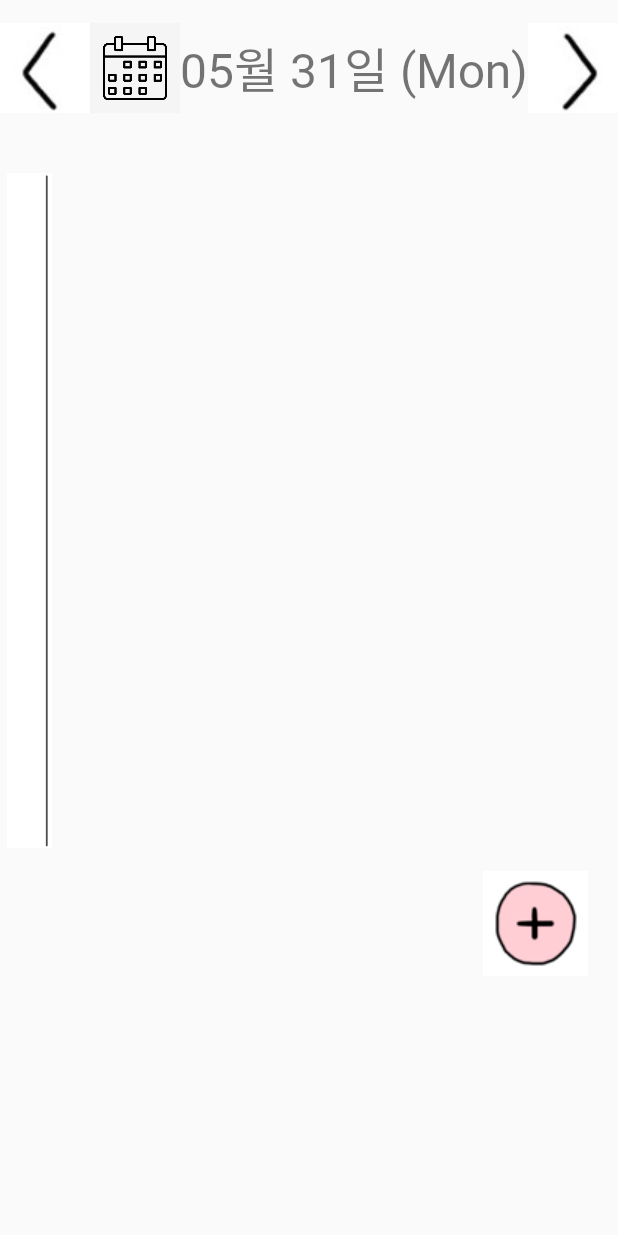
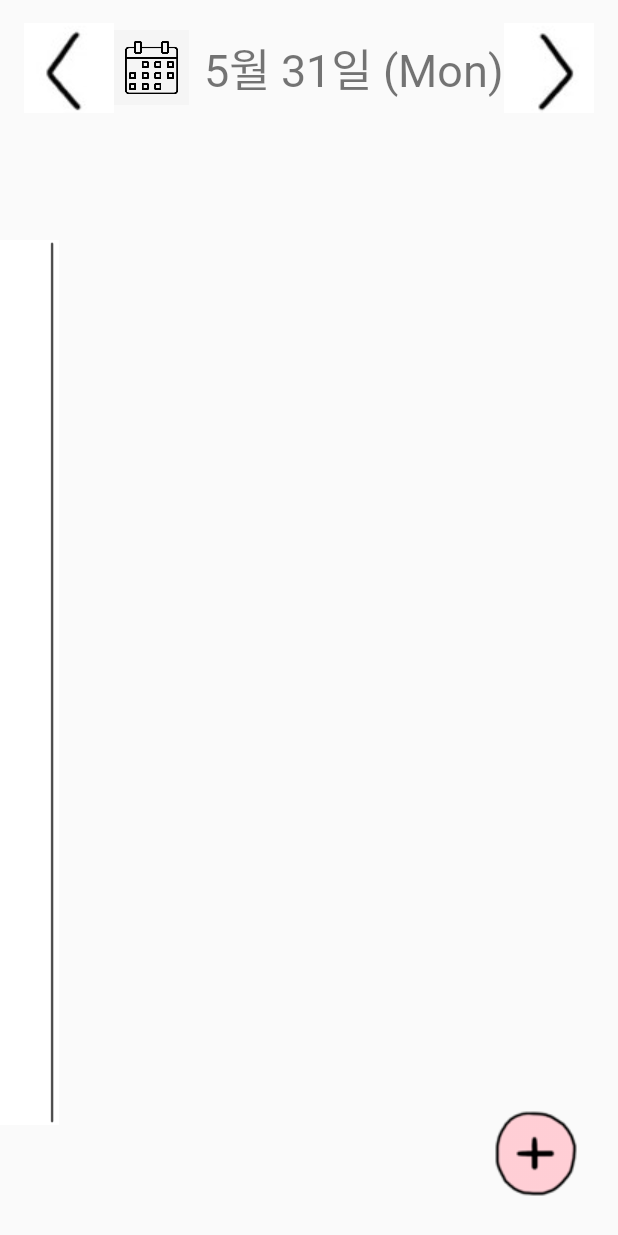
Before and after one commit to knot-knot/knotknot, an Android app: the DiaryActivity screen opened directly, with no data from a screen before it, on a phone screen of 412 x 824 dp. Run offline under Robolectric (Android 15) with nearby library versions, the phone set to English and light mode, and no system bars.

Commit message:
캘린더 버튼, 날짜 전후 버튼 기능 구현

```diff
--- a/app/src/main/java/com/cau/knotknot/DiaryActivity.java
+++ b/app/src/main/java/com/cau/knotknot/DiaryActivity.java
@@ -9,11 +9,14 @@ import android.os.Bundle;
 import android.util.Log;
 import android.view.View;
 import android.widget.AdapterView;
+import android.widget.Button;
 import android.widget.ImageButton;
 import android.widget.ListView;
 import android.widget.TextView;
 
-import java.text.SimpleDateFormat;
+import java.time.LocalDate;
+import java.time.ZoneId;
+import java.time.format.DateTimeFormatter;
 import java.util.Date;
 import java.util.List;
 
@@ -26,43 +29,68 @@ public class DiaryActivity extends AppCompatActivity implements View.OnClickList
     private RetrofitClient retrofitClient;
     private RetrofitInterface retrofitInterface;
 
+    ImageButton yesterday_btn, tomorrow_btn, calendar_btn;
+    LocalDate selectedDate;
     TextView date;
     long mNow;
     Date mDate;
-    SimpleDateFormat mFormat = new SimpleDateFormat("MM월 dd일 (E)");
-    SimpleDateFormat mFormat_server = new SimpleDateFormat("YYYY-MM-dd");
+    DateTimeFormatter mFormat_screen = DateTimeFormatter.ofPattern("M월 d일 (E)");
+    DateTimeFormatter  mFormat_server = DateTimeFormatter.ofPattern("YYYY-MM-dd");
     ImageButton add;
     ListView listView;
     DiaryAdapter  adapter;
 
-    private String getTime(){
-        mNow = System.currentTimeMillis();
-        mDate = new Date(mNow);
-        return mFormat.format(mDate);
+    private void changeDate() {
+        date.setText(selectedDate.format(mFormat_screen));
+        getDiary(selectedDate.format(mFormat_server));
     }
-
     @Override
     protected void onCreate(Bundle savedInstanceState) {
         super.onCreate(savedInstanceState);
         setContentView(R.layout.activity_diary);
 
-
+        yesterday_btn = (ImageButton)findViewById(R.id.yesterday_btn);
+        tomorrow_btn = (ImageButton)findViewById(R.id.tomorrow_btn);
+        calendar_btn = (ImageButton)findViewById(R.id.calendar_btn);
         add = (ImageButton)findViewById(R.id.diary_add);
         date = (TextView)findViewById(R.id.date);
-        date.setText(getTime());//수정할것!-->캘린더 선택한 날짜로 바꿔야함
         listView = (ListView)findViewById(R.id.diary_list);
 
-        mNow = System.currentTimeMillis();
-        mDate = new Date(mNow);
+        Intent intent = getIntent();
+        selectedDate = (LocalDate) intent.getSerializableExtra("selectedDate");
+        if (selectedDate == null) {
+            selectedDate = LocalDate.now(ZoneId.of("Asia/Seoul"));
+        }
+        changeDate();
 
-        getDiary(mFormat_server.format(mDate));
+        yesterday_btn.setOnClickListener(new View.OnClickListener() {
+            @Override
+            public void onClick(View view) {
+                selectedDate = selectedDate.minusDays(1);
+                changeDate();
+            }
+        });
+        tomorrow_btn.setOnClickListener(new View.OnClickListener() {
+            @Override
+            public void onClick(View view) {
+                selectedDate = selectedDate.plusDays(1);
+                changeDate();
+            }
+        });
+
+        calendar_btn.setOnClickListener(new View.OnClickListener() {
+            @Override
+            public void onClick(View view) {
+                Intent intent = new Intent(getApplicationContext(),CalendarActivity.class);
+                startActivity(intent);
+            }
+        });
 
         add.setOnClickListener(new View.OnClickListener() {
             @Override
             public void onClick(View view) {
                     Intent intent = new Intent(getApplicationContext(),EmoActivity.class);
                     startActivity(intent);
-
             }
         });
     }
--- a/app/src/main/res/layout/activity_diary.xml
+++ b/app/src/main/res/layout/activity_diary.xml
@@ -12,7 +12,7 @@
         android:orientation="horizontal"
         android:gravity="center"
         android:layout_marginTop="15dp"
-        android:layout_marginBottom="40dp">
+        android:layout_marginBottom="20dp">
 
         <ImageButton
             android:layout_width="60dp"
@@ -20,47 +20,55 @@
             android:layout_gravity="left"
             android:src="@drawable/back5"
             android:background="#ffffff"
+            android:id="@+id/yesterday_btn"
             />
         <ImageButton
-            android:layout_width="60dp"
-            android:layout_height="60dp"
+            android:layout_width="50dp"
+            android:layout_height="50dp"
+            android:layout_marginRight="10dp"
             android:src="@drawable/calender"
             android:background="@android:color/white"
-            android:scaleType="centerCrop"/>
+            android:scaleType="centerCrop"
+            android:id="@+id/calendar_btn"/>
 
         <TextView
             android:layout_width="wrap_content"
             android:layout_height="wrap_content"
             android:layout_gravity="center"
-            android:text="date"
+            android:text="MM월 DD일 (Day)"
             android:fontFamily="@font/nixgonm"
             android:id="@+id/date"
-            android:textSize="32dp"/>
+            android:textSize="30dp"/>
         <ImageButton
             android:layout_width="60dp"
             android:layout_height="60dp"
             android:background="#ffffff"
             android:src="@drawable/next5"
             android:layout_gravity="right"
+            android:id="@+id/tomorrow_btn"
             />
     </LinearLayout>
 
+    <FrameLayout
+        android:layout_width="match_parent"
+        android:layout_height="match_parent">
         <LinearLayout
             android:layout_width="match_parent"
-        android:layout_height="wrap_content"
+            android:layout_height="match_parent"
             android:orientation="horizontal"
             android:gravity="center"
             android:layout_marginBottom="10dp">
 
             <ImageView
                 android:layout_width="39dp"
-            android:layout_height="450dp"
+                android:layout_height="match_parent"
                 android:layout_gravity="left"
                 android:src="@drawable/diary_bar2" />
 
             <ListView
                 android:layout_width="match_parent"
-            android:layout_height="450dp"
+                android:layout_height="match_parent"
+                android:divider="#00000000"
                 android:id="@+id/diary_list"
                 android:layout_marginRight="10dp"
                 android:layout_gravity="top"/>
@@ -70,11 +78,13 @@
         <ImageButton
             android:layout_width="70dp"
             android:layout_height="70dp"
-        android:background="#ffffff"
+            android:background="@null"
             android:src="@drawable/add"
             android:layout_marginTop="5dp"
             android:layout_marginRight="20dp"
-        android:layout_gravity="right"
+            android:layout_marginBottom="20dp"
+            android:layout_gravity="right|bottom"
             android:id="@+id/diary_add"/>
+    </FrameLayout>
 
 </LinearLayout>
```
Also changed, not shown: app/src/main/java/com/cau/knotknot/CalendarActivity.java (+5 -2 lines), app/src/main/res/layout/listview_layout.xml (+10 -4 lines). Lines whose indentation alone changed are shown as unchanged.
